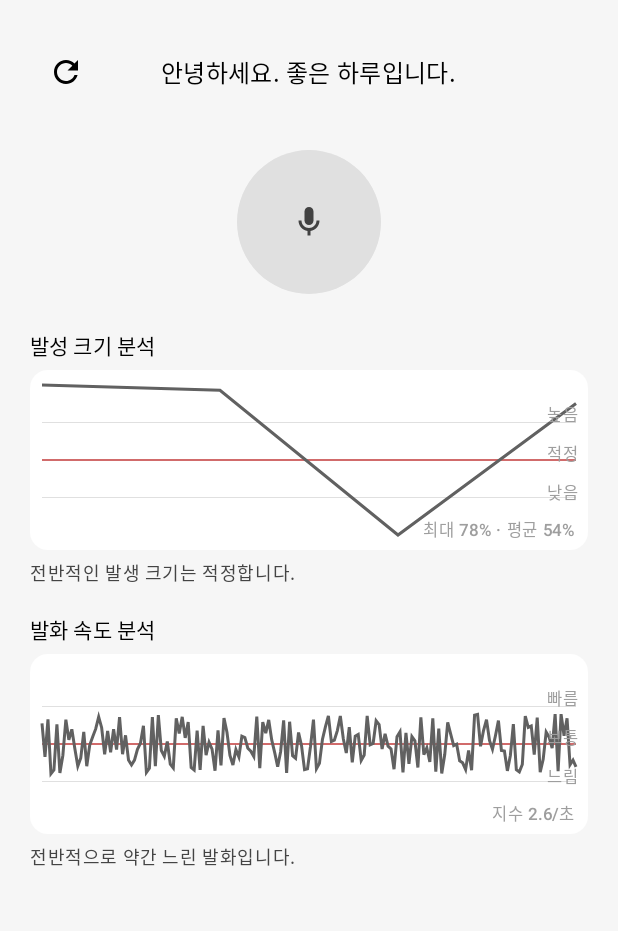
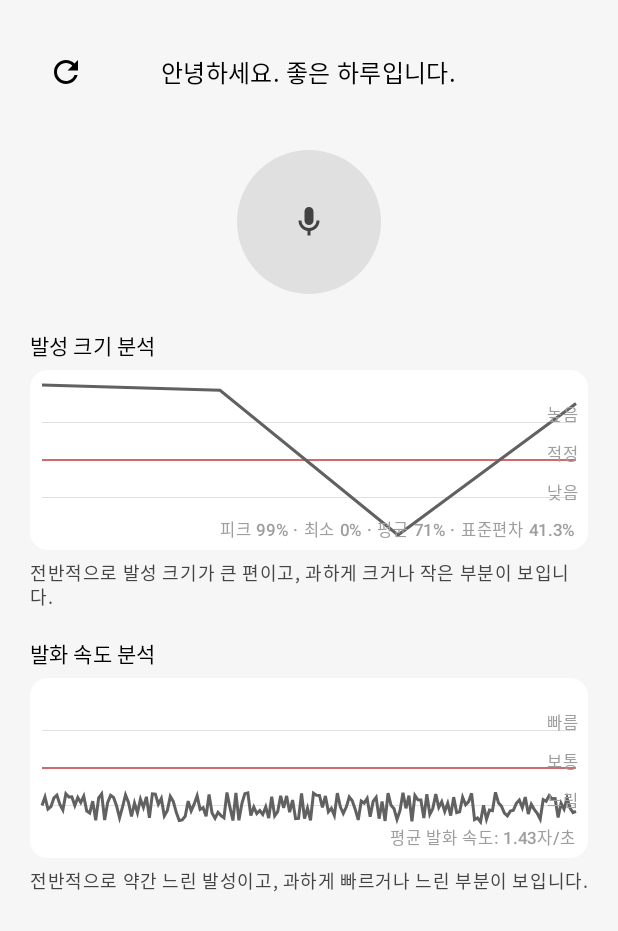
Before and after one commit to XezolesS/echo-app, an Android app built with Jetpack Compose: the screen it shows after launch (MainActivity), on a phone screen of 412 x 824 dp. Shown: the top 931 px of the screen. Run offline under Robolectric (Android 15) with nearby library versions, the phone set to English and light mode, and no system bars.

Commit message:
add pace
add pace and amp meta

```diff
--- a/app/src/main/java/com/graphonic/echoapp/MainActivity.kt
+++ b/app/src/main/java/com/graphonic/echoapp/MainActivity.kt
@@ -5,47 +5,169 @@ import androidx.activity.ComponentActivity
 import androidx.activity.compose.setContent
 import androidx.compose.runtime.*
 import kotlin.random.Random
+import kotlin.math.sqrt
 
 class MainActivity : ComponentActivity() {
     override fun onCreate(savedInstanceState: Bundle?) {
         super.onCreate(savedInstanceState)
 
-        //1 서버에서 결과 왔다고 가장한 더미 데이터
-        val response: IntensityResponse = dummyIntensity()
+        //1 발성 크기
+        val intensityResponse: IntensityResponse = dummyIntensity()
+        val ampFromServer: List<Float> = intensityResponse.intensity.toNormalizedAmps()
 
-        //2 더미 데이터를 0~1 값 리스트로 변환
-        val ampFromServer: List<Float> = response.intensity.toNormalizedAmps()
+        //2 발화 속도
+        val speedResultFromServer: SpeechSpeedResult = dummySpeechResult()
 
         setContent {
             // UI 데모용 상태
             var isRec by remember { mutableStateOf(false) }
-            // amp는 이제 intensity → 0~1 변환 결과 사용
+
+
+            // 발화크기
             var amp by remember { mutableStateOf(ampFromServer) }
-            // pace 더미
-            var pace by remember { mutableStateOf(demoList(seed = 2)) }
+            var ampCaption by remember {
+                mutableStateOf(buildAmpCaption(calcAmpStats(ampFromServer)))
+            }
+            var ampMeta by remember {
+                mutableStateOf(buildAmpMeta(calcAmpStats(ampFromServer)))
+            }
+
+            // 발화속도
+            var speechResult by remember { mutableStateOf(speedResultFromServer) }
+            var pace by remember { mutableStateOf(buildPaceSeriesFromSpeech(speechResult)) }
+
+            val paceCaption = buildPaceCaption(speechResult)
+            val paceMeta = buildPaceMeta(speechResult)
 
             EchoScreen(
                 isRecording = isRec,
                 onToggleMic = { isRec = !isRec },
                 onRefresh = {
-                    // TODO: 나중에는 여기서 intensity 다시 불러와서 toNormalizedAmps() 호출
-                    val newResponse = dummyIntensity()
-                    amp = newResponse.intensity.toNormalizedAmps()
-                    pace = demoList(seed = (0..999).random())
+                    // TODO: 나중에는 여기서 실제 서버 호출해서 새 결과 받기
+
+                    //볼륨 부분
+                    val newIntensity = dummyIntensity() //아직 더미
+                    val newAmp = newIntensity.intensity.toNormalizedAmps()
+                    amp = newAmp
+
+                    val ampStats = calcAmpStats(newAmp)
+                    ampCaption = buildAmpCaption(ampStats)
+                    ampMeta = buildAmpMeta(ampStats)
+
+                    //발화 속도
+                    val newSpeed = dummySpeechResult()
+                    speechResult = newSpeed
+                    pace = buildPaceSeriesFromSpeech(newSpeed)
+
+                    // speechResult = 서버에서 받은 발화 속도 결과
                 },
                 ampValues = amp,
-                ampCaption = "전반적인 발생 크기는 적정합니다.",
-                ampMetaRightBottom = "최대 78% · 평균 54%",
+                ampCaption = ampCaption,
+                ampMetaRightBottom = ampMeta,
                 paceValues = pace,
-                paceCaption = "전반적으로 약간 느린 발화입니다.",
-                paceMetaRightBottom = "지수 2.6/초"
+                paceCaption = paceCaption,
+                paceMetaRightBottom = paceMeta
             )
         }
     }
 }
 
-// 예전처럼 쓰던 더미 그래프 생성 함수 (pace 등에 계속 사용 가능)
-private fun demoList(seed: Int): List<Float> {
-    val r = Random(seed)
-    return List(180) { (0.3f + r.nextFloat() * 0.4f).coerceIn(0f, 1f) }
+// 발화 속도 더미 데이터
+private fun dummySpeechResult(): SpeechSpeedResult =
+    SpeechSpeedResult(
+        status = "success",
+        fileName = "untitled.wav",
+        wpm = 25.71,
+        cps = 1.43,
+        totalSpeechTimeSeconds = 7.0,
+        totalWords = 3,
+        totalCharactersNoSpace = 10,
+        analysisTimeSeconds = 0.43,
+        transcript = "안녕 하세요 반갑습니다"
+    )
+
+//초당 글자수를 0~1로
+private fun buildPaceSeriesFromSpeech(
+    result: SpeechSpeedResult,
+    points: Int = 180
+): List<Float> {
+    val base = normalizedSpeedFromCps(result.cps)
+    val random = Random(13)
+    return List(points) {
+        val jitter = (random.nextFloat() - 0.5f) * 0.2f   // ±0.1 정도로 살짝 요동
+        (base + jitter).coerceIn(0f, 1f)
+    }
 }
+
+//0~1로 느림~빠름 정하기
+private fun normalizedSpeedFromCps(cps: Double): Float =
+    (cps / 6.0).toFloat().coerceIn(0f, 1f)
+
+//글자로 표현
+private fun buildPaceCaption(result: SpeechSpeedResult): String {
+    val cps = result.cps
+    val desc = when {
+        cps < 1.0 -> "많이 느린 발성이고,"
+        cps < 2.0 -> "약간 느린 발성이고,"
+        cps < 4.5 -> "보통 속도의 발성이고,"
+        else -> "다소 빠른 발성이고,"
+    }
+    return "전반적으로 $desc 과하게 빠르거나 느린 부분이 보입니다."
+}
+
+//평균 속도
+private fun buildPaceMeta(result: SpeechSpeedResult): String {
+    val cpsText = "%.2f".format(result.cps)
+    return "평균 발화 속도: ${cpsText}자/초"
+}
+
+//Amp
+private data class AmpStats(
+    val peak: Float,
+    val min: Float,
+    val avg: Float,
+    val stdDev: Float
+)
+
+// 0~1 리스트에서 피크/최소/평균/표준편차 계산
+private fun calcAmpStats(values: List<Float>): AmpStats {
+    if (values.isEmpty()) return AmpStats(0f, 0f, 0f, 0f)
+
+    val peak = values.maxOrNull()!!
+    val min = values.minOrNull()!!
+    val avg = values.average().toFloat()
+
+    val variance = values.fold(0f) { acc, v ->
+        val d = v - avg
+        acc + d * d
+    } / values.size
+    val stdDev = sqrt(variance)
+
+    return AmpStats(peak, min, avg, stdDev)
+}
+
+private fun buildAmpCaption(stats: AmpStats): String {
+    val avg = stats.avg
+    val std = stats.stdDev
+
+    val levelText = when {
+        avg < 0.3f -> "전반적으로 발성 크기가 작고,"
+        avg < 0.6f -> "전반적인 발성 크기는 적정하나,"
+        else       -> "전반적으로 발성 크기가 큰 편이고,"
+    }
+
+    val varianceText = when {
+        std < 0.08f -> "전체적으로 일정한 크기로 발성하고 있습니다."
+        std < 0.16f -> "대체로 일정하지만 약간 크거나 작은 부분이 보입니다."
+        else        -> "과하게 크거나 작은 부분이 보입니다."
+    }
+
+    return "$levelText $varianceText"
+}
+
+private fun buildAmpMeta(stats: AmpStats): String {
+    fun p(v: Float) = "${(v * 100).toInt()}%"
+    fun p1(v: Float) = "%.1f%%".format(v * 100)
+
+    return "피크 ${p(stats.peak)} · 최소 ${p(stats.min)} · 평균 ${p(stats.avg)} · 표준편차 ${p1(stats.stdDev)}"
+}
--- /dev/null
+++ b/app/src/main/java/com/graphonic/echoapp/SpeechSpeedResult.kt
@@ -0,0 +1,13 @@
+package com.graphonic.echoapp
+
+data class SpeechSpeedResult(
+    val status: String,
+    val fileName: String,
+    val wpm: Double,
+    val cps: Double,
+    val totalSpeechTimeSeconds: Double,
+    val totalWords: Int,
+    val totalCharactersNoSpace: Int,
+    val analysisTimeSeconds: Double,
+    val transcript: String
+)
```
Also changed, not shown: app/src/main/java/com/graphonic/echoapp/EchoUi.kt (+62 -2 lines).
